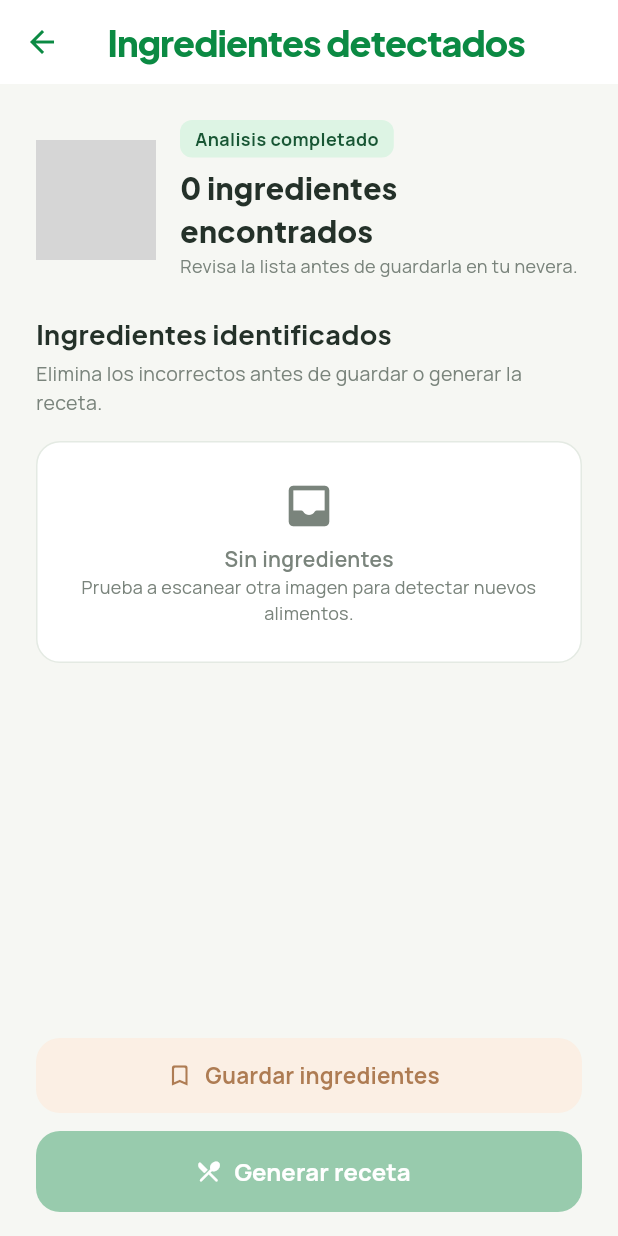
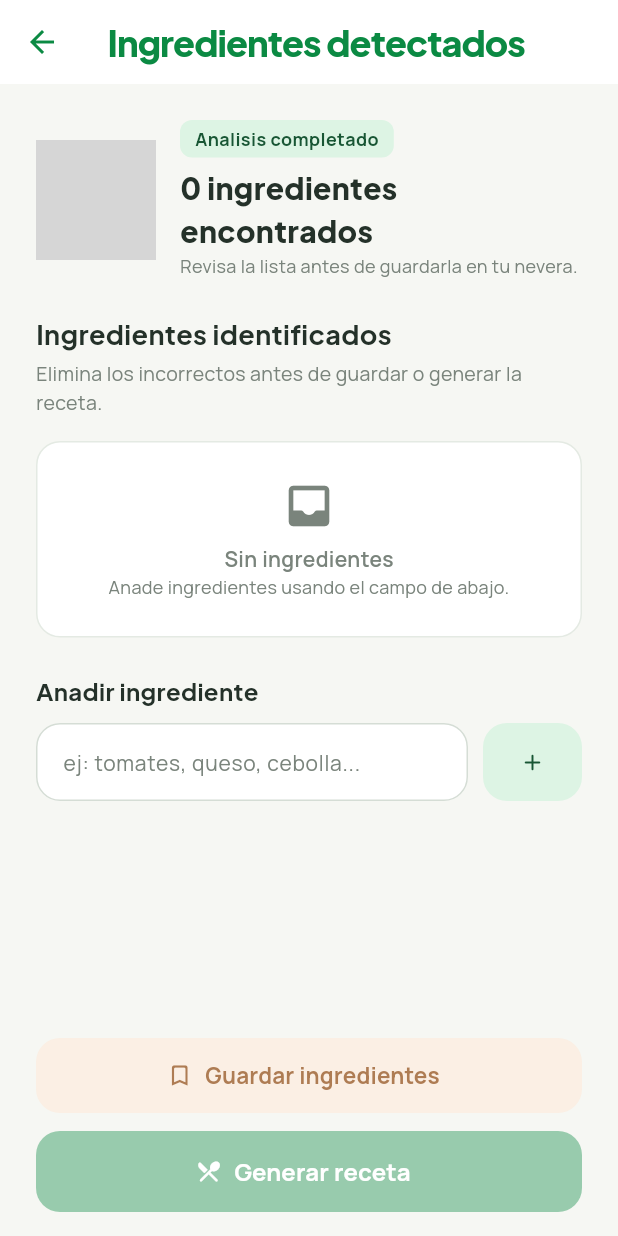
Before and after one commit to benjvm/WTFood, a Flutter app: the IngredientsReviewScreen screen opened directly with empty values, on a phone screen of 412 x 824 dp. Run offline on Flutter 3.47's test engine with Material 3 defaults, Android fonts, the phone set to English and light mode, and no system bars; our stand-ins replace cached_network_image, cloud_firestore, firebase_auth, firebase_core, flutter_dotenv, google_fonts and 2 more; accounts and stored records are empty; grey boxes are pictures that could not be loaded.

Commit message:
Restauración de la función para añadir ingredientes en ingredients review

```diff
--- a/wtfood_app/lib/screens/scan/ingredients_review_screen.dart
+++ b/wtfood_app/lib/screens/scan/ingredients_review_screen.dart
@@ -28,6 +28,7 @@ class IngredientsReviewScreen extends StatefulWidget {
 
 class _IngredientsReviewScreenState extends State<IngredientsReviewScreen> {
   late List<String> _ingredients;
+  final TextEditingController _addController = TextEditingController();
   bool _isGenerating = false;
   String? _errorMessage;
 
@@ -39,6 +40,35 @@ class _IngredientsReviewScreenState extends State<IngredientsReviewScreen> {
 
   void _removeIngredient(int index) {
     setState(() => _ingredients.removeAt(index));
+  }
+
+  @override
+  void dispose() {
+    _addController.dispose();
+    super.dispose();
+  }
+
+  void _addIngredient() {
+    final text = _addController.text.trim();
+    if (text.isEmpty) {
+      return;
+    }
+
+    if (_ingredients.any((ingredient) => ingredient.toLowerCase() == text.toLowerCase())) {
+      ScaffoldMessenger.of(context).showSnackBar(
+        SnackBar(
+          content: Text('"$text" ya esta en la lista'),
+          backgroundColor: AppColors.secondary,
+        ),
+      );
+      return;
+    }
+
+    setState(() {
+      _ingredients.add(text);
+      _addController.clear();
+      _errorMessage = null;
+    });
   }
 
   void _saveIngredientsToFridge() {
@@ -186,6 +216,81 @@ class _IngredientsReviewScreenState extends State<IngredientsReviewScreen> {
                               ),
                             ),
                           ),
+                        const SizedBox(height: 24),
+                        Text(
+                          'Anadir ingrediente',
+                          style: GoogleFonts.plusJakartaSans(
+                            fontSize: 16,
+                            fontWeight: FontWeight.w700,
+                            color: AppColors.onSurface,
+                          ),
+                        ),
+                        const SizedBox(height: 10),
+                        Row(
+                          children: [
+                            Expanded(
+                              child: TextField(
+                                controller: _addController,
+                                textCapitalization: TextCapitalization.sentences,
+                                onSubmitted: (_) => _addIngredient(),
+                                decoration: InputDecoration(
+                                  hintText: 'ej: tomates, queso, cebolla...',
+                                  hintStyle: GoogleFonts.manrope(
+                                    color: AppColors.onSurfaceVariant,
+                                    fontSize: 14,
+                                  ),
+                                  filled: true,
+                                  fillColor: AppColors.surfaceContainerLowest,
+                                  border: OutlineInputBorder(
+                                    borderRadius: BorderRadius.circular(
+                                      AppConstants.borderRadiusMd,
+                                    ),
+                                    borderSide:
+                                        const BorderSide(color: AppColors.outline),
+                                  ),
+                                  enabledBorder: OutlineInputBorder(
+                                    borderRadius: BorderRadius.circular(
+                                      AppConstants.borderRadiusMd,
+                                    ),
+                                    borderSide:
+                                        const BorderSide(color: AppColors.outline),
+                                  ),
+                                  focusedBorder: OutlineInputBorder(
+                                    borderRadius: BorderRadius.circular(
+                                      AppConstants.borderRadiusMd,
+                                    ),
+                                    borderSide: const BorderSide(
+                                      color: AppColors.primary,
+                                      width: 2,
+                                    ),
+                                  ),
+                                  contentPadding: const EdgeInsets.symmetric(
+                                    horizontal: 14,
+                                    vertical: 14,
+                                  ),
+                                ),
+                              ),
+                            ),
+                            const SizedBox(width: 10),
+                            SizedBox(
+                              height: 52,
+                              child: ElevatedButton(
+                                onPressed: _addIngredient,
+                                style: ElevatedButton.styleFrom(
+                                  backgroundColor: AppColors.primaryContainer,
+                                  foregroundColor: AppColors.onPrimaryContainer,
+                                  elevation: 0,
+                                  shape: RoundedRectangleBorder(
+                                    borderRadius: BorderRadius.circular(
+                                      AppConstants.borderRadiusMd,
+                                    ),
+                                  ),
+                                ),
+                                child: const Icon(Icons.add_rounded),
+                              ),
+                            ),
+                          ],
+                        ),
                         if (_errorMessage != null) ...[
                           const SizedBox(height: 16),
                           _ErrorBanner(message: _errorMessage!),
@@ -363,7 +468,7 @@ class _EmptyIngredients extends StatelessWidget {
             ),
           ),
           Text(
-            'Prueba a escanear otra imagen para detectar nuevos alimentos.',
+            'Anade ingredientes usando el campo de abajo.',
             style: GoogleFonts.manrope(
               fontSize: 12,
               color: AppColors.onSurfaceVariant,
```
